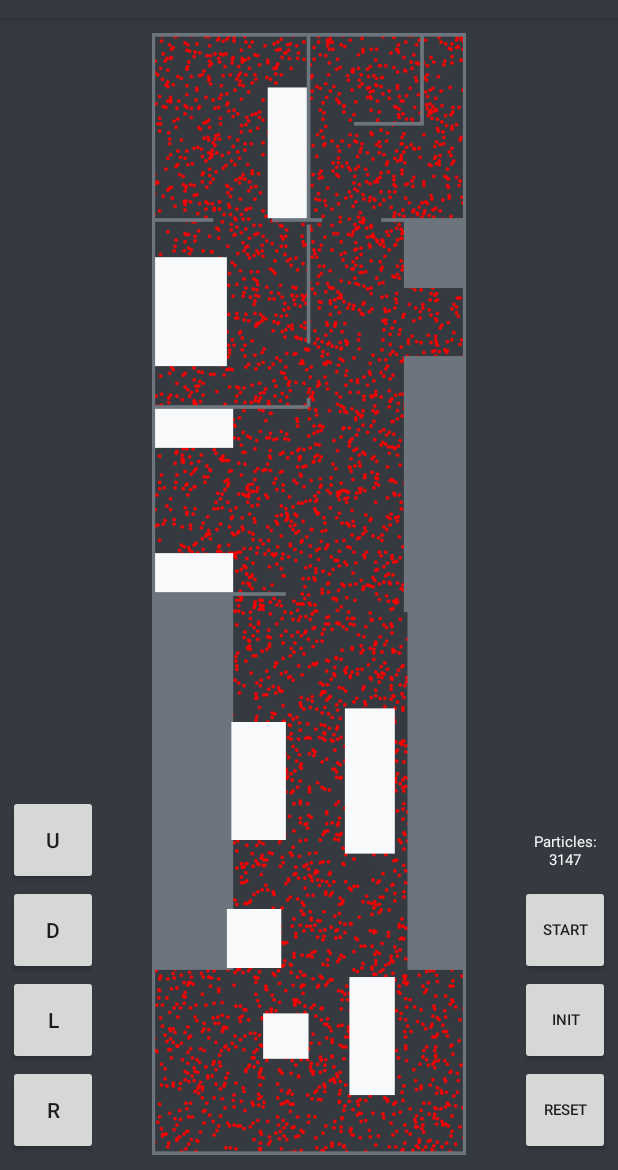
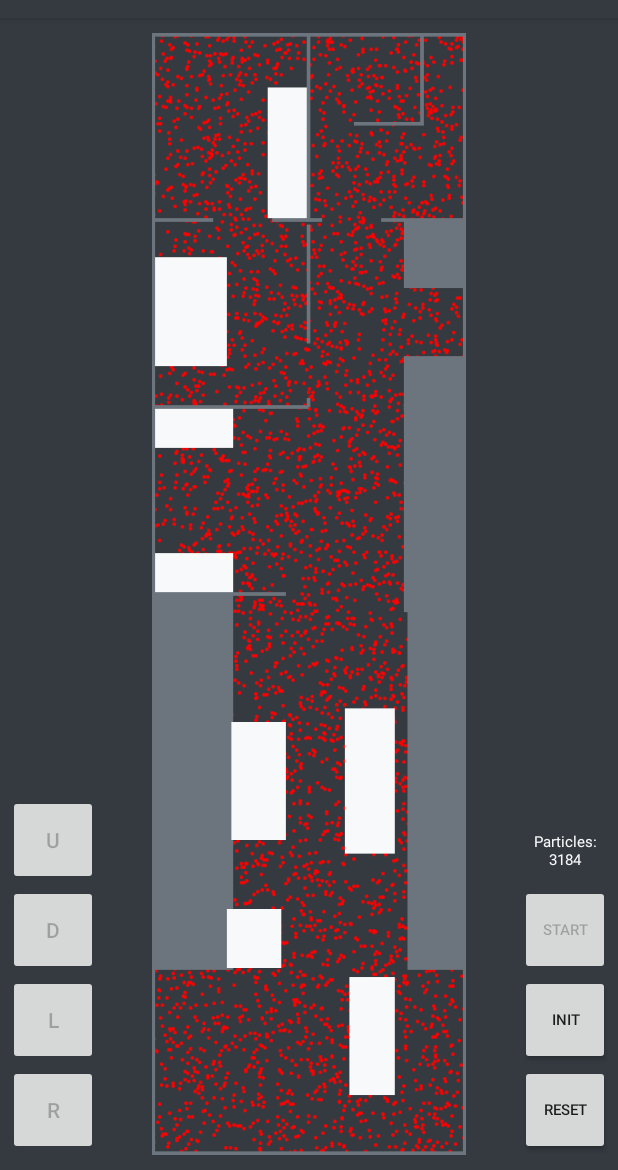
Before and after one commit to jwbambacht/smart-phone-sensing, an Android app: the screen it shows after launch (MainActivity), on a phone screen of 412 x 824 dp, the part 66-1236 px from its top. Run offline under Robolectric (Android 15) with nearby library versions, the phone set to English and light mode, and no system bars.

Commit message:
Cleanup, commenting, changes

```diff
--- a/ParticleFilters/app/src/main/java/com/example/whereami/MainActivity.java
+++ b/ParticleFilters/app/src/main/java/com/example/whereami/MainActivity.java
@@ -34,20 +34,31 @@
 import android.hardware.SensorEventListener;
 import android.hardware.SensorManager;
 
-public class MainActivity extends AppCompatActivity implements OnClickListener, SensorEventListener, StepListener {
+public class MainActivity extends AppCompatActivity implements OnClickListener, StepListener {
 
+    // UI Elements
     private Button up, left, right, down, reset, init, start;
     private TextView textview_azimuth, textview_particle_count, textview_steps, textview_direction;
+    ImageView canvasView;
+    Bitmap blankBitmap;
+
+    // Canvas and shapes
+    private Canvas canvas;
     private List<ShapeDrawable> particles;
-    private Canvas canvas;
     private List<ShapeDrawable> walls;
+
+    private SharedPreferences settingsSharedPreferences;
+
+    // General variables
     private int width, height;
-    private SharedPreferences settingsSharedPreferences;
     private String layout;
     private int stepSize;
     private float sensitivity;
     private int stepSizeMultiplier;
     private int nParticles;
+    private int numSteps;
+
+    // Variables for orientation and filtering
     private boolean startFiltering;
     private boolean initializeOrientation;
     private boolean initialOrientationGathered;
@@ -55,21 +66,15 @@
     private int initialOrientation;
     private int[] initialOrientationVector;
 
+    // Sensors and sensor variables
+    private SensorManager sensorManager;
     private StepDetector simpleStepDetector;
-    private SensorManager sensorManager;
-    private SensorEventListener mSensorEventListener;
-    private int numSteps;
-
     private Sensor rotationSensor;
-    private float[] mAccel = new float[3];
-    // Rotation sensor vector
-    private float[] mRotation = new float[3];
-    // Orientation angles from accelerometer and magnetometer
-    private float[] mRotationMatrixFromVector = new float[9];
-    // Orientation angles from accelerometer and magnetometer
-    private float[] mOrientation = new float[3];
-
-    private double currentAzimuth, preAzimuth;
+    private Sensor accelerometerSensor;
+    private float[] mRotation = new float[3];                       // Rotation sensor vector
+    private float[] mRotationMatrixFromVector = new float[9];       // Orientation angles from accelerometer and magnetometer
+    private float[] mOrientation = new float[3];                    // Orientation angles from accelerometer and magnetometer
+    private double currentAzimuth, preAzimuth;                      // Azimuth
 
     @Override
     protected void onCreate(Bundle savedInstanceState) {
@@ -79,17 +84,10 @@
         getSupportActionBar().setHomeAsUpIndicator(R.drawable.ic_whereami_icon_white);
         getSupportActionBar().setDisplayHomeAsUpEnabled(true);
 
-        settingsSharedPreferences = getApplicationContext().getSharedPreferences("SETTINGS", 0);
-        layout = settingsSharedPreferences.getString("layout", "Joost");
-        sensitivity = Float.parseFloat(settingsSharedPreferences.getString("sensitivity", "10"));
-        stepSizeMultiplier = Integer.parseInt(settingsSharedPreferences.getString("stepsize", "1"));
-        nParticles = Integer.parseInt(settingsSharedPreferences.getString("particles", "5000"));
+        // Obtain settings from shared preferences and display size
+        getSettings();
 
-        Log.i("Layout",layout);
-        Log.i("Sensitivity",""+sensitivity);
-        Log.i("Step Size Multiplier",""+stepSizeMultiplier);
-        Log.i("Particles",""+nParticles);
-
+        // Set variables
         stepSize = 5;
         numSteps = 0;
         startFiltering = false;
@@ -98,15 +96,14 @@
         initialOrientationGathered = false;
         initialOrientation = 0;
 
+        // Sensors
         sensorManager = (SensorManager) getSystemService(Context.SENSOR_SERVICE);
-        Sensor sSensor= sensorManager.getDefaultSensor(Sensor.TYPE_STEP_DETECTOR);
-        Sensor accel = sensorManager.getDefaultSensor(Sensor.TYPE_ACCELEROMETER);
+        accelerometerSensor = sensorManager.getDefaultSensor(Sensor.TYPE_ACCELEROMETER);
+        rotationSensor = sensorManager.getDefaultSensor(Sensor.TYPE_ROTATION_VECTOR);
         simpleStepDetector = new StepDetector();
         simpleStepDetector.registerListener(this);
-        sensorManager.registerListener(MainActivity.this, accel, SensorManager.SENSOR_DELAY_FASTEST);
-
-        rotationSensor = sensorManager.getDefaultSensor(Sensor.TYPE_ROTATION_VECTOR);
-        sensorManager.registerListener(mySensorEventListener, sensorManager.getDefaultSensor(Sensor.TYPE_ROTATION_VECTOR),SensorManager.SENSOR_DELAY_NORMAL);
+        sensorManager.registerListener(accelerometerEventListener, accelerometerSensor, SensorManager.SENSOR_DELAY_FASTEST);
+        sensorManager.registerListener(rotationVectorEventListener, rotationSensor, SensorManager.SENSOR_DELAY_NORMAL);
 
         // Buttons and listeners
         up = (Button) findViewById(R.id.button_up);
@@ -120,6 +117,7 @@
         textview_particle_count = (TextView) findViewById(R.id.textview_particle_count);
         textview_steps = (TextView) findViewById(R.id.textview_steps);
         textview_direction = (TextView) findViewById(R.id.textview_direction);
+        toggleButtons(false);
         up.setOnClickListener(this);
         down.setOnClickListener(this);
         left.setOnClickListener(this);
@@ -128,15 +126,12 @@
         init.setOnClickListener(this);
         start.setOnClickListener(this);
 
-        // Get display size, create drawable object and walls
-        width = this.getDisplaySize()[0];
-        height = this.getDisplaySize()[1];
-
         // Initialize Canvas
-        this.prepareFiltering();
+        this.prepareCanvas();
     }
 
-    private SensorEventListener mySensorEventListener = new SensorEventListener() {
+    // Method that determines whether the rotation vector sensor changed its state and determines the azimuth
+    private SensorEventListener rotationVectorEventListener = new SensorEventListener() {
         public void onAccuracyChanged(Sensor sensor, int accuracy) {
         }
 
@@ -146,10 +141,10 @@
 
             currentAzimuth = (int) ( Math.toDegrees( SensorManager.getOrientation( mRotationMatrixFromVector, mOrientation )[0] ) + 360 ) % 360;
 
+            // If init button is pressed we obtain 5 values for azimuth and take the average for initial orientation
             if(initializeOrientation && !initialOrientationGathered && initialOrientationCount < 5) {
                 initialOrientation += (int) currentAzimuth;
                 initialOrientationCount++;
-
                 if(initialOrientationCount == 5) {
                     initializeOrientation = false;
                     initialOrientationGathered = true;
@@ -157,6 +152,8 @@
                 }
 
             }
+
+            // If start button is pressed we detect a change in azimuth if the difference is big enough to compensate for sensitivity
             if(startFiltering) {
                 if (Math.abs(currentAzimuth - preAzimuth) >= 30.0) {
                     preAzimuth = currentAzimuth;
@@ -166,34 +163,45 @@
         }
     };
 
+    // Method that determines whether the accelerometer sensor changed its state
+    private SensorEventListener accelerometerEventListener = new SensorEventListener() {
+        public void onAccuracyChanged(Sensor sensor, int accuracy) {
+        }
+
+        public void onSensorChanged(SensorEvent event) {
+            if(startFiltering) {
+                if (event.sensor.getType() == Sensor.TYPE_ACCELEROMETER) {
+                    simpleStepDetector.updateAccel(event.timestamp, event.values[0], event.values[1], event.values[2]);
+                }
+            }
+        }
+    };
+
     @Override
     protected void onResume() {
         super.onResume();
-        layout = settingsSharedPreferences.getString("layout", "Joost");
-        sensitivity = Float.parseFloat(settingsSharedPreferences.getString("sensitivity", "10"));
-        stepSizeMultiplier = Integer.parseInt(settingsSharedPreferences.getString("stepsize", "1"));
-        nParticles = Integer.parseInt(settingsSharedPreferences.getString("particles", "5000"));
-        width = this.getDisplaySize()[0];
-        height = this.getDisplaySize()[1];
-        prepareFiltering();
+        getSettings();
+        prepareCanvas();
+
+        sensorManager.registerListener(accelerometerEventListener, accelerometerSensor, SensorManager.SENSOR_DELAY_FASTEST);
+        sensorManager.registerListener(rotationVectorEventListener, rotationSensor, SensorManager.SENSOR_DELAY_NORMAL);
     }
 
     @Override
     protected void onPause() {
         super.onPause();
-        layout = settingsSharedPreferences.getString("layout", "Joost");
-        sensitivity = Float.parseFloat(settingsSharedPreferences.getString("sensitivity", "10"));
-        stepSizeMultiplier = Integer.parseInt(settingsSharedPreferences.getString("stepsize", "1"));
-        nParticles = Integer.parseInt(settingsSharedPreferences.getString("particles", "5000"));
-        width = this.getDisplaySize()[0];
-        height = this.getDisplaySize()[1];
-        prepareFiltering();
+        getSettings();
+        prepareCanvas();
+
+        sensorManager.unregisterListener(accelerometerEventListener);
+        sensorManager.unregisterListener(rotationVectorEventListener);
     }
 
     @Override
     public void onDestroy() {
         super.onDestroy();
-        sensorManager.unregisterListener(this);
+        sensorManager.unregisterListener(accelerometerEventListener);
+        sensorManager.unregisterListener(rotationVectorEventListener);
     }
 
     @Override
@@ -214,6 +222,7 @@
         }
     }
 
+    // Process the click listeners
     @Override
     public void onClick(View v) {
         switch (v.getId()) {
@@ -239,24 +248,71 @@
                 initialOrientationGathered = false;
                 initialOrientationVector = new int[5];
                 initialOrientation = 0;
+                numSteps = 0;
 
-                this.prepareFiltering();
+                toggleButtons(false);
+                init.setEnabled(true);
+
+                this.prepareCanvas();
                 break;
             }
             case R.id.button_init: {
                 if(!initializeOrientation) {
                     initializeOrientation = true;
+                    toggleButtons(true);
                 }
+                break;
             }
             case R.id.button_start: {
-                if(!startFiltering) {
                 startFiltering = true;
-                    Log.i("START","");
-                }
+                toggleButtons(true);
+                init.setEnabled(false);
+                break;
             }
         }
     }
 
+    // Method that toggles the state of some of the buttons for a better user experience
+    public void toggleButtons(boolean onoff) {
+        up.setEnabled(onoff);
+        left.setEnabled(onoff);
+        right.setEnabled(onoff);
+        down.setEnabled(onoff);
+        start.setEnabled(onoff);
+    }
+
+    // Method that determines the screen size and adapts the size of the layout
+    public int[] getDisplaySize() {
+        Display display = getWindowManager().getDefaultDisplay();
+        Point size = new Point();
+        display.getSize(size);
+        int[] sizes = new int[2];
+
+        if(layout.equals("Joost")) {
+            sizes[0] = size.x * 9 / 16;
+            sizes[1] = size.y;
+        }else{
+            sizes[0] = size.x;
+            sizes[1] = size.y;
+        }
+
+        return sizes;
+    }
+
+    // Method that retrieves the settings from the sharedpreferences
+    public void getSettings() {
+        settingsSharedPreferences = getApplicationContext().getSharedPreferences("SETTINGS", 0);
+
+        layout = settingsSharedPreferences.getString("layout", "Joost");
+        sensitivity = Float.parseFloat(settingsSharedPreferences.getString("sensitivity", "10"));
+        stepSizeMultiplier = Integer.parseInt(settingsSharedPreferences.getString("stepsize", "1"));
+        nParticles = Integer.parseInt(settingsSharedPreferences.getString("particles", "5000"));
+
+        width = this.getDisplaySize()[0];
+        height = this.getDisplaySize()[1];
+    }
+
+    // Method that makes the particles move over the layout, based on the direction and stepsize
     public void moveParticles(int direction) {
         for(int i = 0; i < stepSizeMultiplier; i++) {
             for (ShapeDrawable drawable : particles) {
@@ -282,7 +338,6 @@
                     itr.remove();
                 }
             }
-        }
 
             // redrawing of the object
             canvas.drawColor(ContextCompat.getColor(this, R.color.colorDark));
@@ -295,33 +350,18 @@
 
             textview_particle_count.setText("Particles:\n"+particles.size());
         }
-
-    public int[] getDisplaySize() {
-        Display display = getWindowManager().getDefaultDisplay();
-        Point size = new Point();
-        display.getSize(size);
-        int[] sizes = new int[2];
-
-        if(layout.equals("Joost")) {
-            sizes[0] = size.x * 9 / 16;
-            sizes[1] = size.y;
-        }else{
-            sizes[0] = size.x;
-            sizes[1] = size.y;
     }
 
-        return sizes;
-    }
-
-    public void prepareFiltering() {
+    // Method that prepares the canvas with particles and layout
+    public void prepareCanvas() {
         // create a canvas
-        ImageView canvasView = (ImageView) findViewById(R.id.canvas);
-        Bitmap blankBitmap = Bitmap.createBitmap(width, height, Bitmap.Config.ARGB_8888);
+        canvasView = (ImageView) findViewById(R.id.canvas);
+        blankBitmap = Bitmap.createBitmap(width, height, Bitmap.Config.ARGB_8888);
         canvas = new Canvas(blankBitmap);
         canvas.drawColor(ContextCompat.getColor(this, R.color.colorDark));
         canvasView.setImageBitmap(blankBitmap);
 
-        particles = this.createParticles(nParticles);
+        particles = this.createParticles();
         walls = this.createLayout();
 
         // draw the objects
@@ -340,7 +380,8 @@
         textview_particle_count.setText("Particles:\n"+particles.size());
     }
 
-    public List<ShapeDrawable> createParticles(int N) {
+    // Method that create a number of particles randomnly spread over the layout
+    public List<ShapeDrawable> createParticles() {
 
         int width = this.getDisplaySize()[0];
         int height = this.getDisplaySize()[1];
@@ -348,7 +389,7 @@
 
         List<ShapeDrawable> particles = new ArrayList<>();
 
-        for(int i = 0; i < N; i++) {
+        for(int i = 0; i < nParticles; i++) {
             ShapeDrawable particle = new ShapeDrawable(new OvalShape());
             particle.getPaint().setColor(Color.RED);
             int x = (int) (Math.random()*width);
@@ -361,6 +402,7 @@
         return particles;
     }
 
+    // Method that determines if the particle collides with a wall or furniture
     private boolean isCollision(ShapeDrawable particle) {
         for(ShapeDrawable wall : walls) {
             if(isCollision(wall,particle))
@@ -369,61 +411,54 @@
         return false;
     }
 
+    // Helper method that detects collision between two shapes
     private boolean isCollision(ShapeDrawable wall, ShapeDrawable particle) {
         Rect wallShape = new Rect(wall.getBounds());
         return wallShape.intersect(particle.getBounds());
     }
 
-    @Override
-    public void onAccuracyChanged(Sensor sensor, int accuracy) {
-    }
-
-    @Override
-    public void onSensorChanged(SensorEvent event) {
-        if(startFiltering) {
-            if (event.sensor.getType() == Sensor.TYPE_ACCELEROMETER) {
-                simpleStepDetector.updateAccel(event.timestamp, event.values[0], event.values[1], event.values[2]);
-            }
-        }
-    }
-
+    // Method for step interface
     @Override
     public void step(long timeNs) {
         numSteps++;
         textview_steps.setText("Steps:\n"+numSteps);
     }
 
+    // Method for step interface
     @Override
     public float getSensitivity() {
         return this.sensitivity;
     }
 
+    // Method for step interface
     @Override
     public int getDirection() {
 
         int correction = (int) this.currentAzimuth-initialOrientation;
-        int direction = 0; // UP
+        int direction = 0;
 
         if(correction < 0) {
             correction = 360-Math.abs(correction);
         }
 
-        if(correction >= 45 && correction <135) {
-            direction = 3; // RIGHT
-            textview_direction.setText("RIGHT");
-        }else if(correction >= 135 && correction < 225) {
-            direction = 1; // DOWN
-            textview_direction.setText("DOWN");
-        }else if(correction >= 225 && correction < 315) {
-            direction = 2; // LEFT
-            textview_direction.setText("LEFT");
+        if(correction >= 45 && correction < 135) { // RIGHT
+            direction = 3;
+            textview_direction.setText("Direction:\nRIGHT");
+        }else if(correction >= 135 && correction < 225) { // DOWN
+            direction = 1;
+            textview_direction.setText("Direction:\nDOWN");
+        }else if(correction >= 225 && correction < 315) { // LEFT
+            direction = 2;
+            textview_direction.setText("Direction:\nLEFT");
         }else{
-            textview_direction.setText("UP");
+            direction = 0;
+            textview_direction.setText("Direction:\nUP");
         }
 
         return direction;
     }
 
+    // Method that creates the layouts
     public List<ShapeDrawable> createLayout() {
         List<ShapeDrawable> walls = new ArrayList<>();
 
@@ -579,12 +614,6 @@
             sofaBoundary.setBounds(width/2-90, height/6*5-65, width/2-30, height / 6 * 5);
             sofaBoundary.getPaint().setColor(ContextCompat.getColor(this, R.color.colorLight));
             walls.add(sofaBoundary);
-
-            // Coffee Table
-            ShapeDrawable coffeeBoundary = new ShapeDrawable(new RectShape());
-            coffeeBoundary.setBounds(width/2-50, height/6*5+50, width/2, height / 6 * 5+100);
-            coffeeBoundary.getPaint().setColor(ContextCompat.getColor(this, R.color.colorLight));
-            walls.add(coffeeBoundary);
         }else{
 
         }
```
Also changed, not shown: ParticleFilters/app/src/main/java/com/example/whereami/SensorFilter.java (deleted, +0 -10 lines), ParticleFilters/app/src/main/java/com/example/whereami/SettingsActivity.java (+3 -7 lines), ParticleFilters/app/src/main/java/com/example/whereami/Util.java (deleted, +0 -7 lines). Lines whose indentation alone changed are shown as unchanged.
